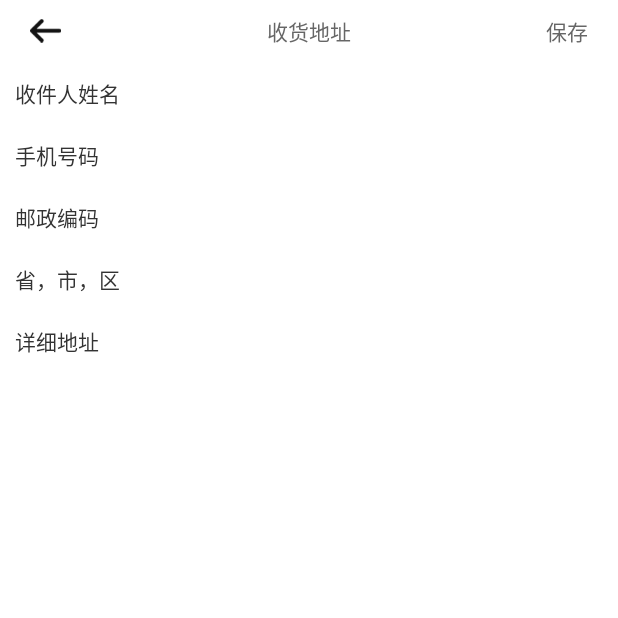
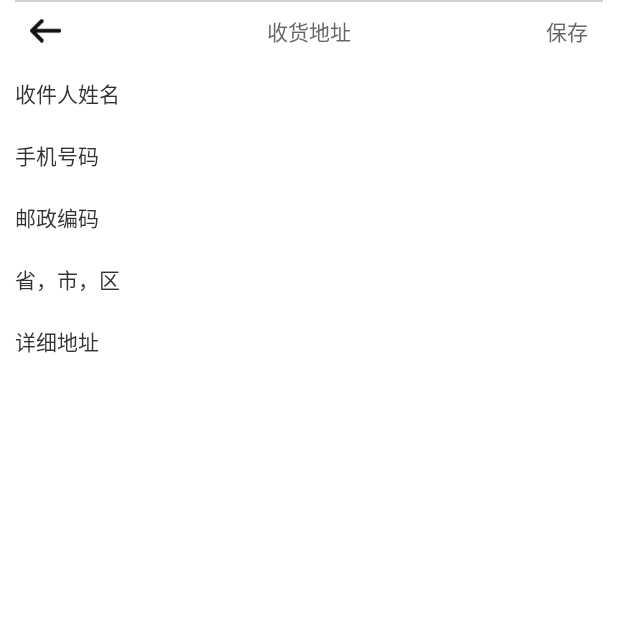
Before and after one commit to 17771436337/MyShcoolPrject, an Android app: the EditAddressActivity screen opened directly, with no data from a screen before it, on a phone screen of 412 x 824 dp, the top half of it. Run offline under Robolectric (Android 15) with nearby library versions, the light colour scheme and no system bars; our stand-ins replace ButterKnife, EventBus.

Commit message:
布局提交

```diff
--- a/app/build.gradle
+++ b/app/build.gradle
@@ -40,6 +40,9 @@ dependencies {
     compile 'com.android.support:cardview-v7:24.1.1'
 
     compile 'com.squareup.okhttp:okhttp:2.7.5'
+    compile 'com.squareup.okhttp3:okhttp:3.3.1'
+    compile 'com.squareup.retrofit2:retrofit:2.1.0'
+    compile 'com.squareup.retrofit2:converter-gson:2.1.0'
 
     //Gson
     compile 'com.google.code.gson:gson:2.6.2'
--- a/app/src/main/res/color/collect_radiobutton_textcolor.xml
+++ b/app/src/main/res/color/collect_radiobutton_textcolor.xml
@@ -1,5 +1,5 @@
 <?xml version="1.0" encoding="utf-8"?>
 <selector xmlns:android="http://schemas.android.com/apk/res/android">
-    <item android:color="@color/black_text" android:state_checked="true"></item>
-    <item android:color="@color/white" android:state_checked="false"></item>
+    <item android:color="@color/black_text" android:state_checked="false"></item>
+    <item android:color="@color/white" android:state_checked="true"></item>
 </selector>
--- a/app/src/main/res/drawable/collect_radiobutton_background_shape_yes.xml
+++ b/app/src/main/res/drawable/collect_radiobutton_background_shape_yes.xml
@@ -1,8 +1,9 @@
 <?xml version="1.0" encoding="utf-8"?>
 <shape xmlns:android="http://schemas.android.com/apk/res/android">
     <corners android:radius="5dp"></corners>
-    <solid android:color="@color/white"></solid>
+    <solid android:color="@color/black"></solid>
     <stroke
         android:width="1dp"
         android:color="@color/bg_transparency"></stroke>
+
 </shape>
--- a/app/src/main/res/layout/activity_editaddress.xml
+++ b/app/src/main/res/layout/activity_editaddress.xml
@@ -15,6 +15,7 @@
         android:layout_height="wrap_content"></RelativeLayout>
 
     <EditText
+        android:id="@+id/name_edit"
         android:layout_width="match_parent"
         android:layout_height="wrap_content"
 
@@ -32,6 +33,7 @@
 
 
     <EditText
+        android:id="@+id/phone_edit"
         android:layout_width="match_parent"
         android:layout_height="wrap_content"
 
@@ -48,7 +50,7 @@
         android:textSize="14sp"/>
 
     <EditText
-
+        android:id="@+id/code_edit"
         android:layout_width="match_parent"
 
         android:layout_height="wrap_content"
@@ -66,6 +68,7 @@
 
 
     <TextView
+        android:id="@+id/city"
         android:layout_width="match_parent"
         android:layout_height="wrap_content"
         android:hint="省，市，区"
@@ -76,14 +79,13 @@
         android:textSize="14sp"/>
 
     <EditText
+        android:id="@+id/address"
         android:layout_width="match_parent"
         android:layout_height="wrap_content"
         android:background="@color/white"
-
         android:hint="详细地址"
         android:inputType="textMultiLine"
         android:maxLength="300"
-
         android:maxLines="5"
         android:paddingBottom="10dp"
         android:paddingTop="10dp"
--- a/app/src/main/res/layout/activity_myorder.xml
+++ b/app/src/main/res/layout/activity_myorder.xml
@@ -2,7 +2,8 @@
 <RelativeLayout xmlns:android="http://schemas.android.com/apk/res/android"
                 xmlns:ptr="http://schemas.android.com/apk/res-auto"
                 android:layout_width="match_parent"
-                android:layout_height="match_parent">
+                android:layout_height="match_parent"
+                android:background="@color/white">
 
     <RelativeLayout
         android:id="@+id/title_layout"
--- a/app/src/main/res/layout/activity_qrpay.xml
+++ b/app/src/main/res/layout/activity_qrpay.xml
@@ -22,8 +22,8 @@
 
     <ImageView
         android:id="@+id/qr_img"
-        android:layout_width="wrap_content"
-        android:layout_height="wrap_content"
+        android:layout_width="200dp"
+        android:layout_height="200dp"
         android:layout_below="@id/title_text"
         android:layout_centerHorizontal="true"
         android:layout_marginTop="10dp"
--- a/app/src/main/res/layout/item_location_list.xml
+++ b/app/src/main/res/layout/item_location_list.xml
@@ -28,6 +28,7 @@
                 android:layout_height="wrap_content">
 
                 <TextView
+                    android:id="@+id/name"
                     android:layout_width="wrap_content"
                     android:layout_height="wrap_content"
                     android:text="姓名：擦是打算"
@@ -35,6 +36,7 @@
                     android:textSize="14sp"/>
 
                 <TextView
+                    android:id="@+id/phone"
                     android:layout_width="wrap_content"
                     android:layout_height="wrap_content"
                     android:layout_alignParentRight="true"
@@ -44,6 +46,7 @@
             </RelativeLayout>
 
             <TextView
+                android:id="@+id/address"
                 android:layout_width="wrap_content"
                 android:layout_height="wrap_content"
                 android:text="湖北省 武汉市  江夏区 *******区*********市********楼"
--- a/app/src/main/res/layout/item_mycollect_list.xml
+++ b/app/src/main/res/layout/item_mycollect_list.xml
@@ -1,6 +1,7 @@
 <?xml version="1.0" encoding="utf-8"?>
 <RelativeLayout xmlns:android="http://schemas.android.com/apk/res/android"
 
+                android:id="@+id/r1"
 
                 android:layout_width="match_parent"
                 android:layout_height="120dp">
@@ -55,6 +56,7 @@
             android:src="@drawable/icon_collect"/>
 
         <TextView
+            android:id="@+id/name"
             android:layout_width="wrap_content"
             android:layout_height="wrap_content"
             android:layout_alignParentBottom="true"
--- a/app/src/main/res/layout/view_title.xml
+++ b/app/src/main/res/layout/view_title.xml
@@ -34,4 +34,9 @@
         android:text="完成"
         android:textColor="@color/black_text"
         android:textSize="14sp"/>
+
+    <View
+        android:layout_width="match_parent"
+        android:layout_height="1dp"
+        android:background="@color/bg_transparency"/>
 </RelativeLayout>
```
Also changed, not shown: app/src/main/res/drawable/collect_radiobutton_background_shape_no.xml (+5 -2 lines), app/src/main/res/layout/activity_mycollect.xml (+11 -8 lines), app/src/main/res/layout/item_myorder_list.xml (+10 -2 lines).
